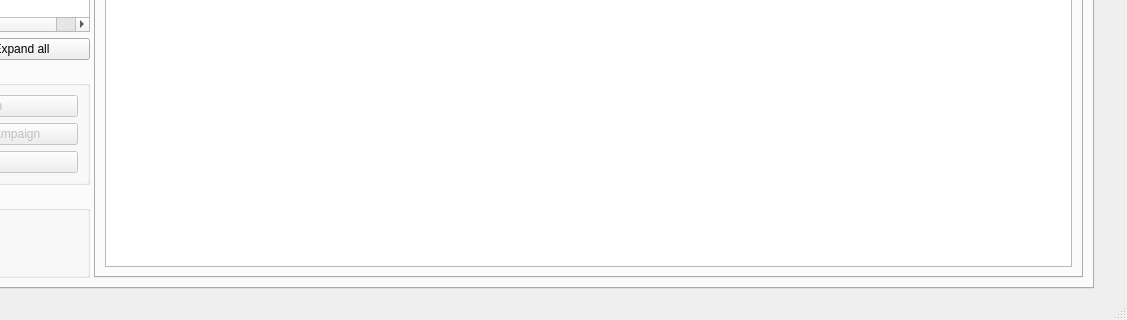
Qt form gravtools/gui/MainWindow.ui (ahellers/GravTools) before a commit; both pictures show x 210 to 1337 and y 431 to 751 of the 1337 by 751 pixel window.
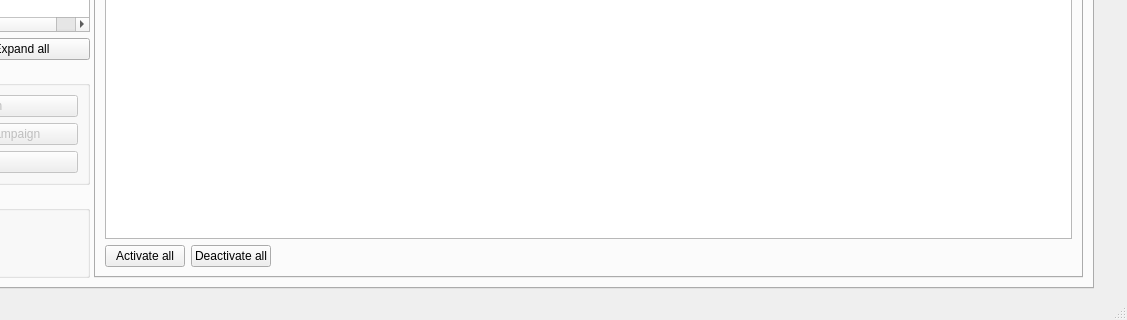
The same form after that commit. The open tabs and pages were chosen to show the change. Custom widgets are drawn as their Qt base class.

Commit message: Increased version to 0.2.8. Added buttons to the GUI main window for deleting ALL lsm runs and vor actvating/deactivating all surveys in the observations tab.

Patch:
```diff
--- a/gravtools/gui/MainWindow.ui
+++ b/gravtools/gui/MainWindow.ui
@@ -17,7 +17,7 @@
    <string>GravTools</string>
   </property>
   <widget class="QWidget" name="centralwidget">
-   <layout class="QHBoxLayout" name="horizontalLayout_5">
+   <layout class="QVBoxLayout" name="verticalLayout_37">
     <item>
      <widget class="QTabWidget" name="tabWidget_Main">
       <property name="tabPosition">
@@ -636,7 +636,7 @@
             <attribute name="title">
              <string>Surveys</string>
             </attribute>
-            <layout class="QVBoxLayout" name="verticalLayout_37">
+            <layout class="QVBoxLayout" name="verticalLayout_43">
              <item>
               <widget class="QTableView" name="tableView_surveys">
                <property name="contextMenuPolicy">
@@ -644,6 +644,43 @@
                </property>
               </widget>
              </item>
+             <item>
+              <layout class="QHBoxLayout" name="horizontalLayout_6">
+               <item>
+                <widget class="QPushButton" name="pushButton_surveys_enable_all">
+                 <property name="toolTip">
+                  <string>&lt;html&gt;&lt;head/&gt;&lt;body&gt;&lt;p&gt;Activate all surveys in the campaign.&lt;/p&gt;&lt;/body&gt;&lt;/html&gt;</string>
+                 </property>
+                 <property name="text">
+                  <string>Activate all</string>
+                 </property>
+                </widget>
+               </item>
+               <item>
+                <widget class="QPushButton" name="pushButton_surveys_disable_all">
+                 <property name="toolTip">
+                  <string>&lt;html&gt;&lt;head/&gt;&lt;body&gt;&lt;p&gt;Deactivate all surveys in the campaign.&lt;/p&gt;&lt;/body&gt;&lt;/html&gt;</string>
+                 </property>
+                 <property name="text">
+                  <string>Deactivate all</string>
+                 </property>
+                </widget>
+               </item>
+               <item>
+                <spacer name="horizontalSpacer">
+                 <property name="orientation">
+                  <enum>Qt::Horizontal</enum>
+                 </property>
+                 <property name="sizeHint" stdset="0">
+                  <size>
+                   <width>40</width>
+                   <height>20</height>
+                  </size>
+                 </property>
+                </spacer>
+               </item>
+              </layout>
+             </item>
             </layout>
            </widget>
            <widget class="QWidget" name="tab_observations_setups">
```
Left out of the diff: 13 changed lines with no effect on the pictures. The commit also changes 4 other files.
